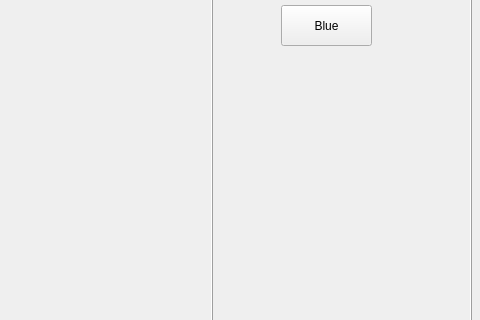
Qt form Painter/mainwindow.ui (qrcline/Painter) before a commit; both pictures show x 639 to 1119 and y 292 to 612 of the 1119 by 703 pixel window.
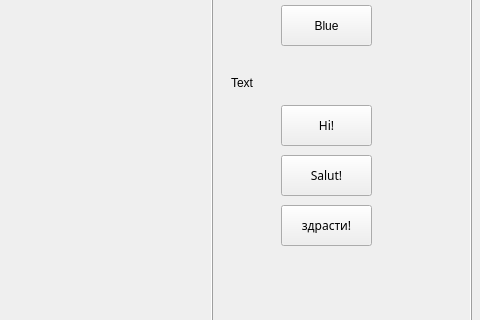
The same form after that commit.

```diff
--- a/Painter/mainwindow.ui
+++ b/Painter/mainwindow.ui
@@ -147,6 +147,73 @@
       <string>Blue</string>
      </property>
     </widget>
+    <widget class="QLabel" name="label_4">
+     <property name="geometry">
+      <rect>
+       <x>20</x>
+       <y>330</y>
+       <width>61</width>
+       <height>16</height>
+      </rect>
+     </property>
+     <property name="text">
+      <string>Text </string>
+     </property>
+    </widget>
+    <widget class="QPushButton" name="biBul">
+     <property name="geometry">
+      <rect>
+       <x>70</x>
+       <y>460</y>
+       <width>91</width>
+       <height>41</height>
+      </rect>
+     </property>
+     <property name="font">
+      <font>
+       <family>Sitka Banner</family>
+      </font>
+     </property>
+     <property name="text">
+      <string>здрасти!</string>
+     </property>
+    </widget>
+    <widget class="QPushButton" name="hiEnglish">
+     <property name="geometry">
+      <rect>
+       <x>70</x>
+       <y>360</y>
+       <width>91</width>
+       <height>41</height>
+      </rect>
+     </property>
+     <property name="font">
+      <font>
+       <family>Source Code Pro Light</family>
+      </font>
+     </property>
+     <property name="text">
+      <string>Hi!</string>
+     </property>
+    </widget>
+    <widget class="QPushButton" name="hiFrench">
+     <property name="geometry">
+      <rect>
+       <x>70</x>
+       <y>410</y>
+       <width>91</width>
+       <height>41</height>
+      </rect>
+     </property>
+     <property name="font">
+      <font>
+       <family>Papyrus</family>
+      </font>
+     </property>
+     <property name="text">
+      <string>Salut!</string>
+     </property>
+    </widget>
    </widget>
    <widget class="QWidget" name="verticalLayoutWidget">
     <property name="geometry">
```
